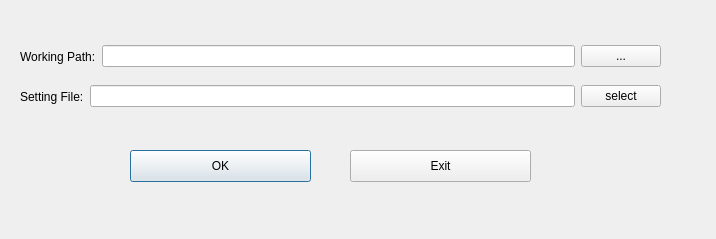
Before: the Qt Designer form tool/apolloEditor/workdirdialog.ui in neil78duan/apollolib, drawn with Qt 5.
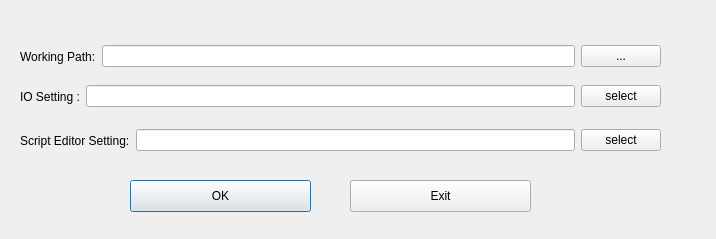
After: the same form once the commit is applied.

```diff
--- a/tool/apolloEditor/workdirdialog.ui
+++ b/tool/apolloEditor/workdirdialog.ui
@@ -17,7 +17,7 @@
    <property name="geometry">
     <rect>
      <x>130</x>
-     <y>150</y>
+     <y>180</y>
      <width>181</width>
      <height>32</height>
     </rect>
@@ -68,7 +68,7 @@
     <item>
      <widget class="QLabel" name="label_2">
       <property name="text">
-       <string>Setting File:</string>
+       <string>IO Setting :</string>
       </property>
      </widget>
     </item>
@@ -88,7 +88,7 @@
    <property name="geometry">
     <rect>
      <x>350</x>
-     <y>150</y>
+     <y>180</y>
      <width>181</width>
      <height>32</height>
     </rect>
@@ -97,6 +97,35 @@
     <string>Exit</string>
    </property>
   </widget>
+  <widget class="QWidget" name="horizontalLayoutWidget">
+   <property name="geometry">
+    <rect>
+     <x>20</x>
+     <y>120</y>
+     <width>641</width>
+     <height>41</height>
+    </rect>
+   </property>
+   <layout class="QHBoxLayout" name="horizontalLayout_3">
+    <item>
+     <widget class="QLabel" name="label_3">
+      <property name="text">
+       <string>Script Editor Setting:</string>
+      </property>
+     </widget>
+    </item>
+    <item>
+     <widget class="QLineEdit" name="editorCfg"/>
+    </item>
+    <item>
+     <widget class="QPushButton" name="btEditorFileSel">
+      <property name="text">
+       <string>select</string>
+      </property>
+     </widget>
+    </item>
+   </layout>
+  </widget>
  </widget>
  <resources/>
  <connections/>
```
